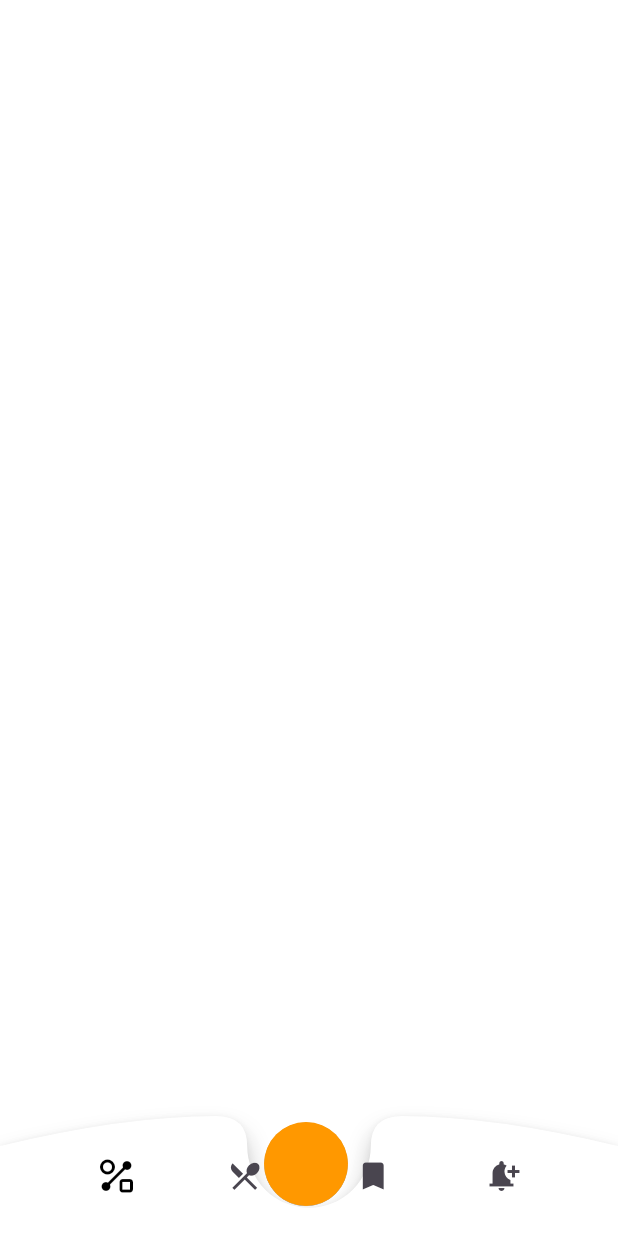
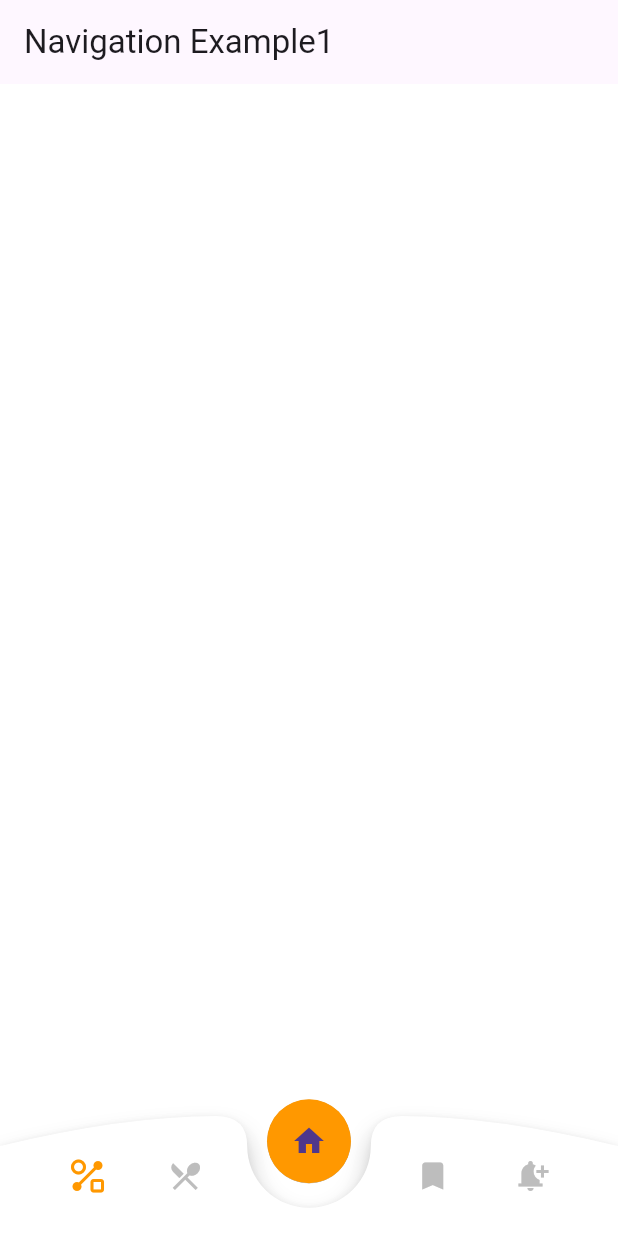
Before and after one commit to geraldwang-spec/flutter_project, a Flutter app: the screen it shows after launch, after a tap on the "shape line" icon, on a phone screen of 412 x 824 dp. Run offline on Flutter 3.47's test engine with Material 3 defaults, Android fonts, the phone set to English and light mode, and no system bars.

Commit message:
modify navigation

```diff
--- a/flutter_example/lib/navigation_test.dart
+++ b/flutter_example/lib/navigation_test.dart
@@ -16,10 +16,7 @@ class navigationExample extends StatelessWidget {
 
   @override
   Widget build(BuildContext context) {
-    return MaterialApp(
-      title: 'NavigationTest',
-      home: NavigationExample1(),
-    );
+    return MaterialApp(title: 'NavigationTest', home: NavigationExample1());
   }
 }
 
@@ -29,13 +26,18 @@ class NavigationExample1 extends StatefulWidget {
 }
 
 class _NavigationExample1 extends State<NavigationExample1> {
+  int currentIndex = 0;
+  setBottomBarIndex(index) {
+    setState(() {
+      currentIndex = index;
+    });
+  }
+
   @override
   Widget build(BuildContext context) {
     final Size size = MediaQuery.of(context).size;
     return Scaffold(
-      //appBar: AppBar(
-      //  title: Text('Navigation Example1'),
-      //),
+      appBar: AppBar(title: Text('Navigation Example1')),
       backgroundColor: Colors.white10,
       body: Stack(
         children: [
@@ -52,65 +54,97 @@ class _NavigationExample1 extends State<NavigationExample1> {
                     size: Size(size.width, 80),
                     painter: BNBCustomPainter(),
                   ),
-                    Positioned(
-                      bottom: 20,
-                      left: size.width / 2 - 30,
-                      child: FloatingActionButton(
-                        backgroundColor: Colors.orange,
-                        shape: CircleBorder(),
-                        elevation: 0.1,
-                        onPressed: () {
-                          ScaffoldMessenger.of(context)
-                              .showSnackBar(SnackBar(content: Text("Test")));
-                        },
-                      ),
-                    ),
-                    //Center(
-                    //  heightFactor: 0.6,
+                  //Positioned(
+                  //  bottom: 20,
+                  //  left: size.width / 2 - 30,
                   //  child: FloatingActionButton(
                   //    backgroundColor: Colors.orange,
                   //    shape: CircleBorder(),
                   //    elevation: 0.1,
                   //    onPressed: () {
                   //      ScaffoldMessenger.of(context)
-                    //          .showSnackBar(SnackBar(content: Text("TEST")));
+                  //          .showSnackBar(SnackBar(content: Text("Test")));
                   //    },
-                    //    child: Icon(Icons.home),
                   //  ),
                   //),
+                  Center(
+                    heightFactor: 0.6,
+                    child: FloatingActionButton(
+                      backgroundColor: Colors.orange,
+                      shape: CircleBorder(),
+                      elevation: 0.1,
+                      onPressed: () {
+                        ScaffoldMessenger.of(
+                          context,
+                        ).showSnackBar(SnackBar(content: Text("TEST")));
+                      },
+                      child: Icon(Icons.home),
+                    ),
+                  ),
                   Container(
                     width: double.infinity,
                     height: 80,
-                      color: Colors.transparent,
-                      padding: EdgeInsets.symmetric(horizontal: 16.0),
+                    //color: Colors.transparent,
+                    padding: EdgeInsets.symmetric(horizontal: 17.0),
                     child: Row(
                       mainAxisAlignment: MainAxisAlignment.spaceEvenly,
                       children: [
                         IconButton(
-                            onPressed: () {},
+                          onPressed: () {
+                            setBottomBarIndex(0);
+                          },
                           icon: Icon(
                             Icons.shape_line_outlined,
-                              color: Colors.black,
+                            color:
+                                currentIndex == 0
+                                    ? Colors.orange
+                                    : Colors.grey.shade400,
                           ),
                         ),
                         IconButton(
-                            onPressed: () {},
-                            icon: Icon(Icons.restaurant_menu_sharp),
+                          onPressed: () {
+                            setBottomBarIndex(1);
+                          },
+                          icon: Icon(
+                            Icons.restaurant_menu_sharp,
+                            color:
+                                currentIndex == 1
+                                    ? Colors.orange
+                                    : Colors.grey.shade400,
+                          ),
+                        ),
+                        Container(width: size.width * 0.2),
+                        IconButton(
+                          onPressed: () {
+                            setBottomBarIndex(2);
+                          },
+                          icon: Icon(
+                            Icons.bookmark,
+                            color:
+                                currentIndex == 2
+                                    ? Colors.orange
+                                    : Colors.grey.shade400,
+                          ),
                         ),
                         IconButton(
-                            onPressed: () {},
-                            icon: Icon(Icons.bookmark),
+                          onPressed: () {
+                            setBottomBarIndex(3);
+                          },
+                          icon: Icon(
+                            Icons.notification_add,
+                            color:
+                                currentIndex == 3
+                                    ? Colors.orange
+                                    : Colors.grey.shade400,
                           ),
-                          IconButton(
-                            onPressed: () {},
-                            icon: Icon(Icons.notification_add),
                         ),
                       ],
                     ),
-                    )
+                  ),
                 ],
               ),
-              ))
+            ),
+          ),
         ],
       ),
     );
@@ -120,14 +154,18 @@ class _NavigationExample1 extends State<NavigationExample1> {
 class BNBCustomPainter extends CustomPainter {
   @override
   void paint(Canvas canvas, Size size) {
-    Paint paint = Paint()
+    Paint paint =
+        Paint()
           ..color = Colors.white
           ..style = PaintingStyle.fill;
     Path path = Path()..moveTo(0, 20);
     path.quadraticBezierTo(size.width * 0.2, 0, size.width * 0.35, 0);
     path.quadraticBezierTo(size.width * 0.4, 0, size.width * 0.4, 20);
-    path.arcToPoint(Offset(size.width * 0.6, 20),
-        radius: Radius.circular(10.0), clockwise: false);
+    path.arcToPoint(
+      Offset(size.width * 0.6, 20),
+      radius: Radius.circular(10.0),
+      clockwise: false,
+    );
     path.quadraticBezierTo(size.width * 0.6, 0, size.width * 0.65, 0);
     path.quadraticBezierTo(size.width * 0.8, 0, size.width, 20);
     path.lineTo(size.width, size.height);
```
Lines whose indentation alone changed are shown as unchanged.
